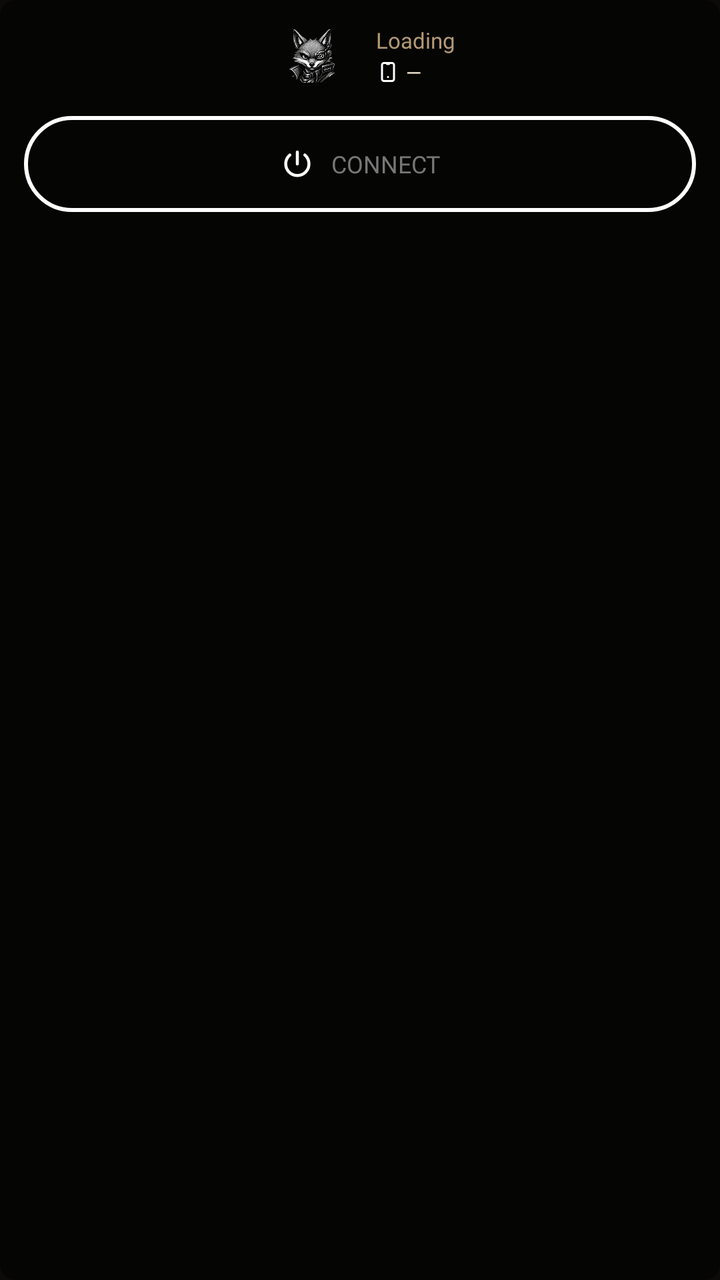
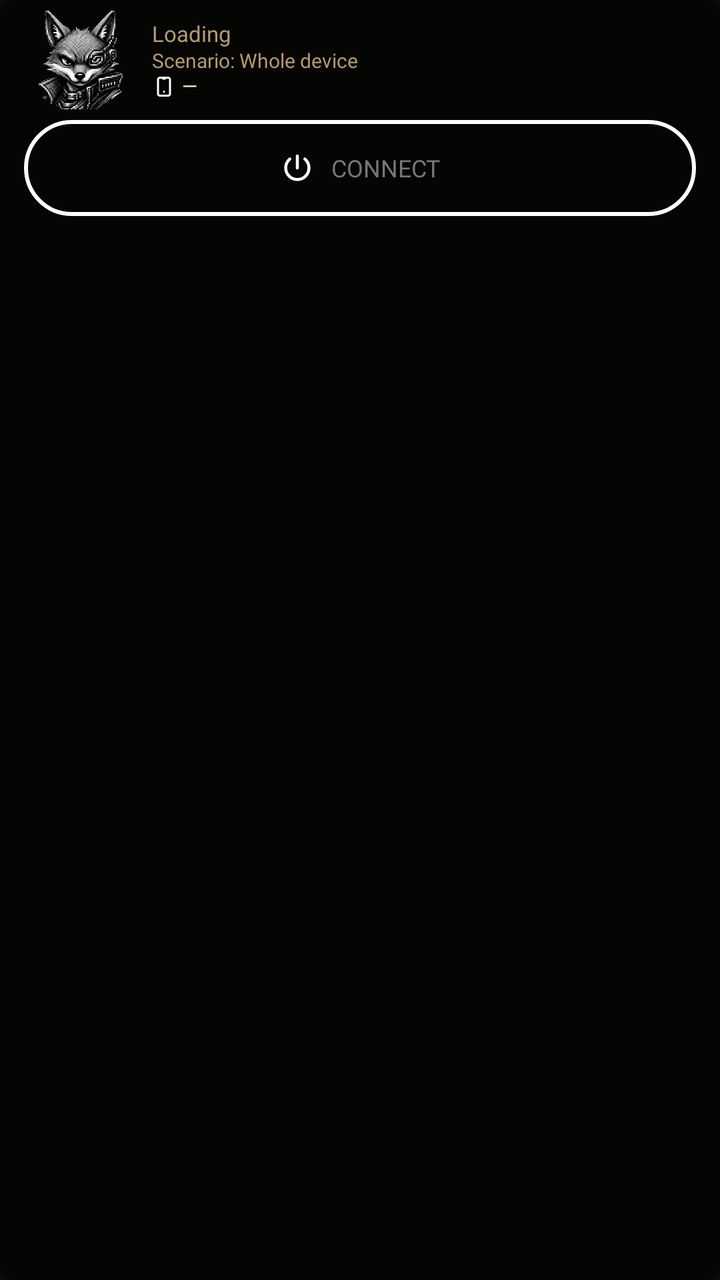

The first picture is an Android layout as it rendered before a commit; the second is the same layout after the commit. The layout source and the unified diff follow.
<!-- AndroidManifest.xml: application theme Theme.Foxhole.Vpn -->
<!-- res/layout/widget_status_compact.xml -->
<FrameLayout xmlns:android="http://schemas.android.com/apk/res/android"
    android:id="@+id/widget_status_root"
    android:layout_width="match_parent"
    android:layout_height="match_parent">

    <ImageView
        android:id="@+id/widget_status_background"
        android:layout_width="match_parent"
        android:layout_height="match_parent"
        android:importantForAccessibility="no"
        android:scaleType="fitXY"
        android:src="@drawable/widget_status_background_dark" />

    <LinearLayout
        android:id="@+id/widget_status_content"
        android:layout_width="match_parent"
        android:layout_height="wrap_content"
        android:layout_gravity="center_horizontal"
        android:gravity="center_horizontal"
        android:orientation="vertical"
        android:paddingHorizontal="12dp"
        android:paddingVertical="4dp">

        <LinearLayout
            android:id="@+id/widget_status_header"
            android:layout_gravity="center_horizontal"
            android:layout_width="wrap_content"
            android:layout_height="wrap_content"
            android:gravity="center_vertical"
            android:orientation="horizontal">
            <FrameLayout
                android:id="@+id/widget_status_logo_touch"
                android:layout_width="48dp"
                android:layout_height="48dp"
                android:contentDescription="@string/widget_open_app"
                android:focusable="true">
                <ImageView
                    android:id="@+id/widget_status_logo"
                    android:layout_width="30dp"
                    android:layout_height="30dp"
                    android:layout_gravity="center"
                    android:importantForAccessibility="no"
                    android:src="@drawable/ic_launcher_openwrt" />
            </FrameLayout>

            <LinearLayout
                android:layout_width="wrap_content"
                android:layout_height="wrap_content"
                android:layout_marginStart="8dp"
                android:gravity="start|center_vertical"
                android:orientation="vertical">
                <TextView
                    android:id="@+id/widget_status_label"
                    android:layout_width="wrap_content"
                    android:maxWidth="168dp"
                    android:layout_height="wrap_content"
                    android:ellipsize="end"
                    android:fontFamily="@font/tiny5_regular"
                    android:gravity="start|center_vertical"
                    android:maxLines="2"
                    android:text="@string/widget_loading"
                    android:textColor="#B49A76"
                    android:textSize="11sp" />
                <LinearLayout
                    android:layout_width="wrap_content"
                    android:layout_height="wrap_content"
                    android:layout_marginTop="2dp"
                    android:gravity="start|center_vertical"
                    android:orientation="horizontal">
                    <ImageView
                        android:id="@+id/widget_status_device"
                        android:layout_width="12dp"
                        android:layout_height="12dp"
                        android:layout_marginEnd="3dp"
                        android:importantForAccessibility="no"
                        android:src="@drawable/widget_status_device" />
                    <ImageView
                        android:id="@+id/widget_status_flag"
                        android:layout_width="wrap_content"
                        android:layout_height="wrap_content"
                        android:layout_marginEnd="4dp"
                        android:importantForAccessibility="no"
                        android:scaleType="fitCenter"
                        android:visibility="gone" />
                    <TextView
                        android:id="@+id/widget_status_detail"
                        android:layout_width="wrap_content"
                        android:layout_height="wrap_content"
                        android:ellipsize="end"
                        android:fontFamily="@font/jetbrains_mono_bold"
                        android:gravity="start|center_vertical"
                        android:maxLines="1"
                        android:text="@string/widget_detail_empty"
                        android:textColor="#F0E6D6"
                        android:textSize="@dimen/widget_compact_detail_text_size" />
                </LinearLayout>
            </LinearLayout>
        </LinearLayout>

        <LinearLayout
            android:id="@+id/widget_status_action_row"
            android:layout_width="match_parent"
            android:layout_height="48dp"
            android:layout_marginTop="6dp"
            android:orientation="horizontal"
            android:gravity="center_horizontal">
            <FrameLayout
                android:id="@+id/widget_status_power_touch"
                android:layout_width="match_parent"
                android:layout_height="48dp"
                android:contentDescription="@string/widget_connect"
                android:enabled="false"
                android:focusable="true">
                <ImageView
                    android:id="@+id/widget_status_power_surface"
                    android:visibility="gone"
                    android:layout_width="match_parent"
                    android:layout_height="match_parent"
                    android:importantForAccessibility="no"
                    android:src="@drawable/widget_status_action_surface" />
                <ImageView
                    android:id="@+id/widget_status_power_ring"
                    android:layout_width="match_parent"
                    android:layout_height="match_parent"
                    android:importantForAccessibility="no"
                    android:src="@drawable/widget_status_action_outline" />
                <LinearLayout
                    android:layout_width="match_parent"
                    android:layout_height="match_parent"
                    android:gravity="center"
                    android:orientation="horizontal"
                    android:paddingHorizontal="12dp">
                    <ImageView
                        android:id="@+id/widget_status_power_icon"
                        android:layout_width="18dp"
                        android:layout_height="18dp"
                        android:importantForAccessibility="no"
                        android:src="@drawable/widget_status_power" />
                    <TextView
                        android:id="@+id/widget_status_power_label"
                        android:layout_width="wrap_content"
                        android:layout_height="wrap_content"
                        android:layout_marginStart="8dp"
                        android:ellipsize="end"
                        android:fontFamily="@font/jetbrains_mono_bold"
                        android:importantForAccessibility="no"
                        android:maxLines="1"
                        android:text="@string/widget_connect"
                        android:textColor="#777777"
                        android:textSize="12sp" />
                </LinearLayout>
            </FrameLayout>
        </LinearLayout>
    </LinearLayout>
</FrameLayout>
<!-- resources referenced by this layout -->
<resources>
  <dimen name="widget_compact_detail_text_size">10sp</dimen>
  <!-- drawable ic_launcher_openwrt: png bitmap (drawable-nodpi, 232133 bytes) -->
  <!-- drawable widget_status_action_outline (drawable) -->
  <shape xmlns:android="http://schemas.android.com/apk/res/android" android:shape="rectangle">
      <solid android:color="@android:color/transparent" />
      <corners android:radius="24dp" />
      <stroke android:width="2dp" android:color="@android:color/white" />
  </shape>
  <!-- drawable widget_status_action_surface (drawable) -->
  <shape xmlns:android="http://schemas.android.com/apk/res/android" android:shape="rectangle">
      <solid android:color="@android:color/transparent" />
      <corners android:radius="24dp" />
  </shape>
  <!-- drawable widget_status_background_dark (drawable) -->
  <shape xmlns:android="http://schemas.android.com/apk/res/android" android:shape="rectangle">
      <corners android:radius="8dp" />
      <solid android:color="#80000000" />
  </shape>
  <!-- drawable widget_status_device (drawable) -->
  <?xml version="1.0" encoding="utf-8"?>
  <vector xmlns:android="http://schemas.android.com/apk/res/android"
      android:width="24dp"
      android:height="24dp"
      android:viewportWidth="24"
      android:viewportHeight="24">
      <path
          android:pathData="M6 5a2 2 0 0 1 2 -2h8a2 2 0 0 1 2 2v14a2 2 0 0 1 -2 2h-8a2 2 0 0 1 -2 -2v-14"
          android:strokeColor="#FFFFFFFF"
          android:strokeWidth="2"
          android:strokeLineCap="round"
          android:strokeLineJoin="round"
          android:fillColor="#00000000" />
      <path
          android:pathData="M11 4h2"
          android:strokeColor="#FFFFFFFF"
          android:strokeWidth="2"
          android:strokeLineCap="round"
          android:strokeLineJoin="round"
          android:fillColor="#00000000" />
      <path
          android:pathData="M12 17v.01"
          android:strokeColor="#FFFFFFFF"
          android:strokeWidth="2"
          android:strokeLineCap="round"
          android:strokeLineJoin="round"
          android:fillColor="#00000000" />
  </vector>
  <!-- drawable widget_status_power (drawable) -->
  <?xml version="1.0" encoding="utf-8"?>
  <vector xmlns:android="http://schemas.android.com/apk/res/android"
      android:width="24dp"
      android:height="24dp"
      android:viewportWidth="24"
      android:viewportHeight="24">
      <path
          android:pathData="M7 6a7.75 7.75 0 1 0 10 0"
          android:strokeColor="#FFFFFFFF"
          android:strokeWidth="2"
          android:strokeLineCap="round"
          android:strokeLineJoin="round"
          android:fillColor="#00000000" />
      <path
          android:pathData="M12 4l0 8"
          android:strokeColor="#FFFFFFFF"
          android:strokeWidth="2"
          android:strokeLineCap="round"
          android:strokeLineJoin="round"
          android:fillColor="#00000000" />
  </vector>
  <string name="widget_connect">CONNECT</string>
  <string name="widget_detail_empty">—</string>
  <string name="widget_loading">Loading</string>
  <string name="widget_open_app">Open FoxHole VPN</string>
  <style name="Theme.Foxhole.Vpn" parent="Theme.AppCompat.DayNight.NoActionBar">
          <item name="android:windowLightStatusBar">false</item>
          <item name="android:statusBarColor">@android:color/transparent</item>
          <item name="android:navigationBarColor">@android:color/transparent</item>
          <item name="android:windowActionModeOverlay">true</item>
          <item name="android:windowBackground">#0B0A08</item>
          <item name="android:windowSplashScreenAnimatedIcon" tools:targetApi="s">@drawable/ic_splash_logo</item>
      </style>
  <!-- drawable ic_splash_logo (drawable) -->
  <?xml version="1.0" encoding="utf-8"?>
  <inset xmlns:android="http://schemas.android.com/apk/res/android"
      android:inset="27%">
      <bitmap android:src="@drawable/ic_launcher_openwrt" android:gravity="fill" android:filter="true" />
  </inset>
</resources>

<!-- the commit's change to res/layout/widget_status_compact.xml (unified diff, before → after) -->
@@ -19,52 +19,64 @@
         android:gravity="center_horizontal"
         android:orientation="vertical"
         android:paddingHorizontal="12dp"
-        android:paddingVertical="4dp">
+        android:paddingVertical="2dp">
 
         <LinearLayout
             android:id="@+id/widget_status_header"
             android:layout_gravity="center_horizontal"
-            android:layout_width="wrap_content"
+            android:layout_width="match_parent"
             android:layout_height="wrap_content"
             android:gravity="center_vertical"
             android:orientation="horizontal">
             <FrameLayout
                 android:id="@+id/widget_status_logo_touch"
-                android:layout_width="48dp"
-                android:layout_height="48dp"
+                android:layout_width="56dp"
+                android:layout_height="56dp"
                 android:contentDescription="@string/widget_open_app"
                 android:focusable="true">
                 <ImageView
                     android:id="@+id/widget_status_logo"
-                    android:layout_width="30dp"
-                    android:layout_height="30dp"
+                    android:layout_width="56dp"
+                    android:layout_height="56dp"
                     android:layout_gravity="center"
                     android:importantForAccessibility="no"
                     android:src="@drawable/ic_launcher_openwrt" />
             </FrameLayout>
 
             <LinearLayout
-                android:layout_width="wrap_content"
+                android:layout_width="0dp"
+                android:layout_weight="1"
                 android:layout_height="wrap_content"
                 android:layout_marginStart="8dp"
                 android:gravity="start|center_vertical"
                 android:orientation="vertical">
                 <TextView
                     android:id="@+id/widget_status_label"
-                    android:layout_width="wrap_content"
-                    android:maxWidth="168dp"
+                    android:layout_width="match_parent"
                     android:layout_height="wrap_content"
                     android:ellipsize="end"
                     android:fontFamily="@font/tiny5_regular"
                     android:gravity="start|center_vertical"
-                    android:maxLines="2"
+                    android:maxLines="1"
+                    android:includeFontPadding="false"
                     android:text="@string/widget_loading"
                     android:textColor="#B49A76"
                     android:textSize="11sp" />
+                <TextView
+                    android:id="@+id/widget_status_scenario"
+                    android:layout_width="match_parent"
+                    android:layout_height="wrap_content"
+                    android:layout_marginTop="1dp"
+                    android:fontFamily="@font/jetbrains_mono_bold"
+                    android:includeFontPadding="false"
+                    android:gravity="start|center_vertical"
+                    android:text="@string/vpn_scenario_status_whole"
+                    android:textColor="#B49A76"
+                    android:textSize="10sp" />
                 <LinearLayout
-                    android:layout_width="wrap_content"
+                    android:layout_width="match_parent"
                     android:layout_height="wrap_content"
-                    android:layout_marginTop="2dp"
+                    android:layout_marginTop="1dp"
                     android:gravity="start|center_vertical"
                     android:orientation="horizontal">
                     <ImageView
@@ -84,12 +96,14 @@
                         android:visibility="gone" />
                     <TextView
                         android:id="@+id/widget_status_detail"
-                        android:layout_width="wrap_content"
+                        android:layout_width="0dp"
+                        android:layout_weight="1"
                         android:layout_height="wrap_content"
                         android:ellipsize="end"
                         android:fontFamily="@font/jetbrains_mono_bold"
                         android:gravity="start|center_vertical"
                         android:maxLines="1"
+                        android:includeFontPadding="false"
                         android:text="@string/widget_detail_empty"
                         android:textColor="#F0E6D6"
                         android:textSize="@dimen/widget_compact_detail_text_size" />
@@ -101,12 +115,13 @@
             android:id="@+id/widget_status_action_row"
             android:layout_width="match_parent"
             android:layout_height="48dp"
-            android:layout_marginTop="6dp"
+            android:layout_marginTop="2dp"
             android:orientation="horizontal"
-            android:gravity="center_horizontal">
+            android:gravity="center">
             <FrameLayout
                 android:id="@+id/widget_status_power_touch"
                 android:layout_width="match_parent"
+                android:minWidth="48dp"
                 android:layout_height="48dp"
                 android:contentDescription="@string/widget_connect"
                 android:enabled="false"
<!-- resource entries referenced after the edit -->
@@ -69,6 +69,7 @@
           android:strokeLineJoin="round"
           android:fillColor="#00000000" />
   </vector>
+  <string name="vpn_scenario_status_whole">Scenario: Whole device</string>
   <string name="widget_connect">CONNECT</string>
   <string name="widget_detail_empty">—</string>
   <string name="widget_loading">Loading</string>
